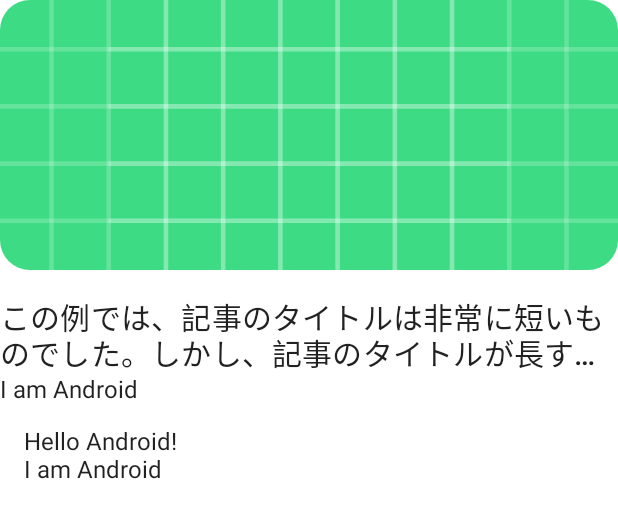
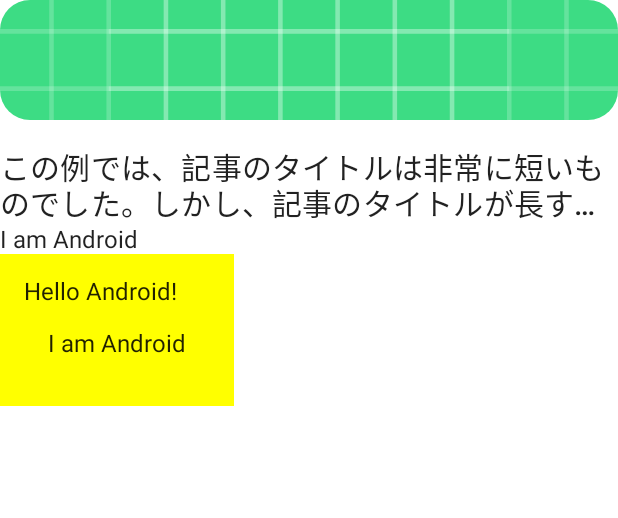
Before and after one commit to kiy0ta/JetpackComposePractice, an Android app built with Jetpack Compose: the @Preview function DefaultPreview, on a phone screen of 412 x 824 dp. Shown: the top 518 px of the screen. Run offline under Robolectric (Android 15) with nearby library versions, the phone set to English and light mode, and no system bars.

Commit message:
add tutorial from 2 to 4

```diff
--- a/app/src/main/AndroidManifest.xml
+++ b/app/src/main/AndroidManifest.xml
@@ -20,6 +20,10 @@
                 <category android:name="android.intent.category.LAUNCHER" />
             </intent-filter>
         </activity>
+        <activity
+            android:name=".TutorialActivity"
+            android:theme="@style/Theme.JetpackComposepractice.NoActionBar">
+        </activity>
     </application>
 
 </manifest>
--- a/app/src/main/java/com/example/jetpackcomposepractice/MainActivity.kt
+++ b/app/src/main/java/com/example/jetpackcomposepractice/MainActivity.kt
@@ -3,81 +3,59 @@ package com.example.jetpackcomposepractice
 import android.os.Bundle
 import androidx.activity.ComponentActivity
 import androidx.activity.compose.setContent
-import androidx.compose.foundation.Image
-import androidx.compose.foundation.layout.*
-import androidx.compose.foundation.shape.RoundedCornerShape
-import androidx.compose.material.MaterialTheme
+import androidx.compose.foundation.layout.Column
+import androidx.compose.foundation.layout.padding
+import androidx.compose.material.Divider
 import androidx.compose.material.Surface
 import androidx.compose.material.Text
 import androidx.compose.runtime.Composable
 import androidx.compose.ui.Modifier
-import androidx.compose.ui.draw.clip
-import androidx.compose.ui.layout.ContentScale
-import androidx.compose.ui.res.painterResource
-import androidx.compose.ui.text.style.TextOverflow
+import androidx.compose.ui.graphics.Color
 import androidx.compose.ui.tooling.preview.Preview
 import androidx.compose.ui.unit.dp
 import com.example.jetpackcomposepractice.ui.theme.JetpackComposepracticeTheme
 
-/**
- * 勉強用
- */
 class MainActivity : ComponentActivity() {
     override fun onCreate(savedInstanceState: Bundle?) {
         super.onCreate(savedInstanceState)
         setContent {
-            JetpackComposepracticeTheme {
-                // A surface container using the 'background' color from the theme
-                Surface(color = MaterialTheme.colors.background) {
-                    Greeting("Android")
-                }
+            MyApp {
+                MyScreenContent()
             }
         }
     }
 }
 
 @Composable
-fun Greeting(name: String) {
-    MaterialTheme {
-        val typography = MaterialTheme.typography
-        Column {
-            // importが3種類あるので注意すること
-            Image(
-                painter = painterResource(R.drawable.ic_launcher_background),
-                contentDescription = null,
-                modifier = Modifier
-                    .height(180.dp)
-                    .fillMaxWidth() // match-parent
-                    .clip(shape = RoundedCornerShape(20.dp)),// 画像の角を丸める
-                contentScale = ContentScale.Crop // 画像の幅が、列の幅いっぱいになるように調整する
-            )
-
-            // ImageとText Columnの間にスペースを開けるためのプロパティ
-            Spacer(Modifier.height(16.dp))
-
-            // 列を使用したい場合
-            Column {
-                Text(
-                    text = "この例では、記事のタイトルは非常に短いものでした。しかし、記事のタイトルが長すぎるような場合、それによってアプリの外観が損なわれることは望ましくありません。最初のテキスト要素を変更してみます",
-                    style = typography.h6,
-                    maxLines = 2,
-                    overflow = TextOverflow.Ellipsis // 長すぎる場合は、表示されるテキストを自動的に切り捨てる
-                )
-                Text(text = "I am $name", style = typography.body1)
-            }
-            // スタイルを設定したい場合
-            Column(modifier = Modifier.padding(16.dp)) {
-                Text(text = "Hello $name!")
-                Text(text = "I am $name")
-            }
+fun MyApp(content: @Composable () -> Unit) {
+    JetpackComposepracticeTheme {
+        // Surfaceはviewの方をimportするとエラーになる
+        // 背景色の設定
+        Surface(color = Color.Yellow) {
+            content()
         }
     }
 }
 
-@Preview(showBackground = true)
 @Composable
-fun DefaultPreview() {
-    JetpackComposepracticeTheme {
-        Greeting("Android")
+fun Hello(name: String) {
+    Text(text = "Hello , $name", modifier = Modifier.padding(24.dp))
+}
+
+@Composable
+fun MyScreenContent(names: List<String> = listOf("tanaka", "YAMADA")) {
+    Column {
+        for (name in names) {
+            Hello("Hello,$name")
+            Divider(color = Color.Black)
+        }
     }
 }
+
+@Preview("Text preview")
+@Composable
+fun preview() {
+    MyApp {
+        MyScreenContent()
+    }
+}
--- /dev/null
+++ b/app/src/main/java/com/example/jetpackcomposepractice/TutorialActivity.kt
@@ -0,0 +1,87 @@
+package com.example.jetpackcomposepractice
+
+import android.os.Bundle
+import androidx.activity.ComponentActivity
+import androidx.activity.compose.setContent
+import androidx.compose.foundation.Image
+import androidx.compose.foundation.layout.*
+import androidx.compose.foundation.shape.RoundedCornerShape
+import androidx.compose.material.MaterialTheme
+import androidx.compose.material.Surface
+import androidx.compose.material.Text
+import androidx.compose.runtime.Composable
+import androidx.compose.ui.Modifier
+import androidx.compose.ui.draw.clip
+import androidx.compose.ui.graphics.Color
+import androidx.compose.ui.layout.ContentScale
+import androidx.compose.ui.res.painterResource
+import androidx.compose.ui.text.style.TextOverflow
+import androidx.compose.ui.tooling.preview.Preview
+import androidx.compose.ui.unit.dp
+import com.example.jetpackcomposepractice.ui.theme.JetpackComposepracticeTheme
+
+/**
+ * 勉強用
+ */
+class TutorialActivity : ComponentActivity() {
+    override fun onCreate(savedInstanceState: Bundle?) {
+        super.onCreate(savedInstanceState)
+        setContent {
+            JetpackComposepracticeTheme {
+                // A surface container using the 'background' color from the theme
+                Surface(color = MaterialTheme.colors.background) {
+                    Greeting("Android")
+                }
+            }
+        }
+    }
+}
+
+@Composable
+private fun Greeting(name: String) {
+    MaterialTheme {
+        val typography = MaterialTheme.typography
+        Column {
+            // importが3種類あるので注意すること
+            Image(
+                painter = painterResource(R.drawable.ic_launcher_background),
+                contentDescription = null,
+                modifier = Modifier
+                    .height(80.dp)
+                    .fillMaxWidth() // match-parent
+                    .clip(shape = RoundedCornerShape(20.dp)),// 画像の角を丸める
+                contentScale = ContentScale.Crop // 画像の幅が、列の幅いっぱいになるように調整する
+            )
+
+            // ImageとText Columnの間にスペースを開けるためのプロパティ
+            Spacer(Modifier.height(16.dp))
+
+            // 列を使用したい場合
+            Column {
+                Text(
+                    text = "この例では、記事のタイトルは非常に短いものでした。しかし、記事のタイトルが長すぎるような場合、それによってアプリの外観が損なわれることは望ましくありません。最初のテキスト要素を変更してみます",
+                    style = typography.h6,
+                    maxLines = 2,
+                    overflow = TextOverflow.Ellipsis // 長すぎる場合は、表示されるテキストを自動的に切り捨てる
+                )
+                Text(text = "I am $name", style = typography.body1)
+            }
+            // BackgroundColorを設定したい場合
+            Surface(color = Color.Yellow) {
+                // スタイルを設定したい場合
+                Column(modifier = Modifier.padding(16.dp)) {
+                    Text(text = "Hello $name!")
+                    Text(text = "I am $name",Modifier.padding(16.dp))
+                }
+            }
+        }
+    }
+}
+
+@Preview(showBackground = true)
+@Composable
+fun DefaultPreview() {
+    JetpackComposepracticeTheme {
+        Greeting("Android")
+    }
+}
```
